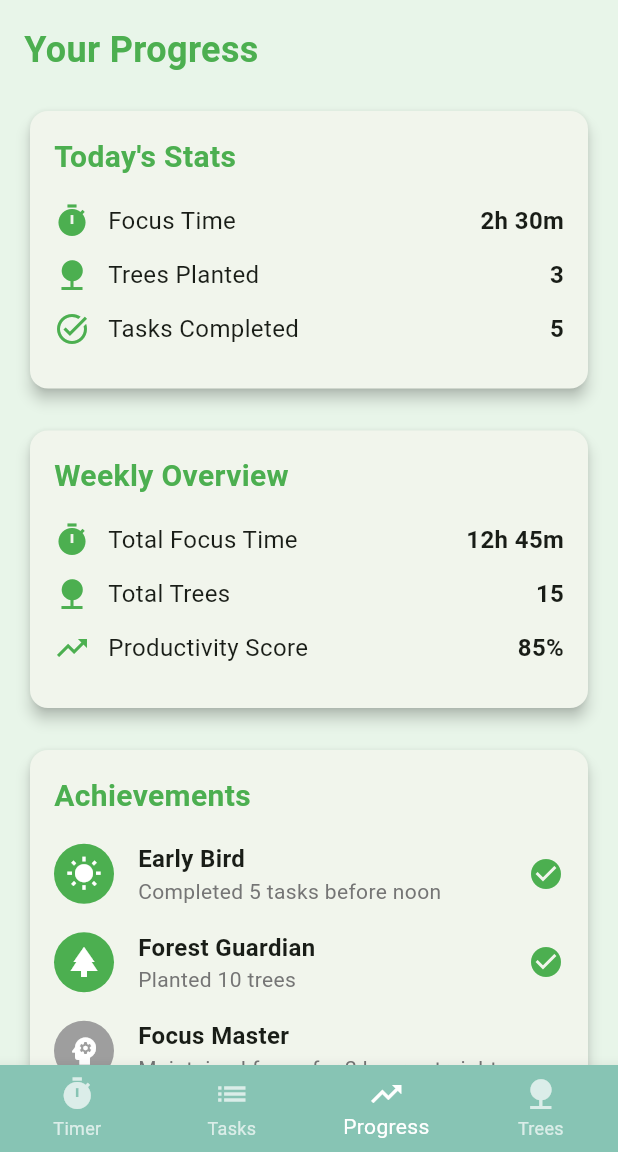
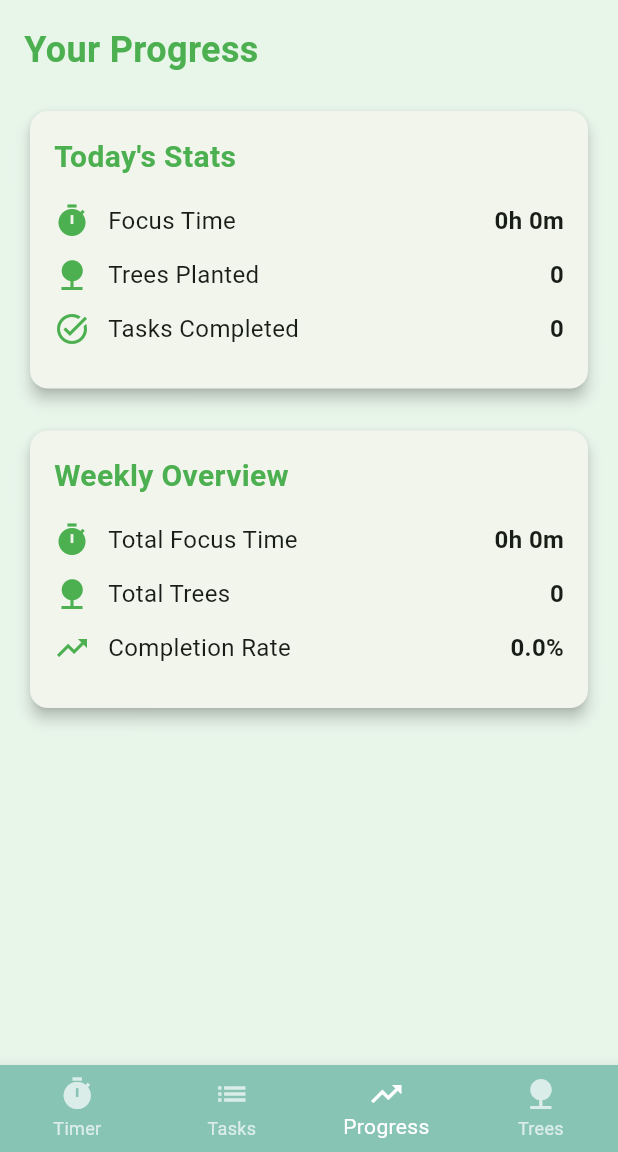
Before and after one commit to Ais3l/productivity_app_andy, a Flutter app: the screen it shows after launch, item 3 of the bottom bar chosen, on a phone screen of 412 x 824 dp, the part 84-1236 px from its top. Run offline on Flutter 3.47's test engine with Material 3 defaults, Android fonts, the light colour scheme and no system bars; our stand-ins replace audioplayers, device_preview, lottie, sleek_circular_slider.

Commit message:
added progress functionality

```diff
--- a/lib/progressPage.dart
+++ b/lib/progressPage.dart
@@ -1,10 +1,26 @@
 import 'package:flutter/material.dart';
+import 'package:provider/provider.dart';
+import 'package:intl/intl.dart';
+import 'package:productivity_app_andy/providers/task_provider.dart';
 
-class ProgressPage extends StatelessWidget {
+class ProgressPage extends StatefulWidget {
   const ProgressPage({super.key});
 
   @override
+  State<ProgressPage> createState() => _ProgressPageState();
+}
+
+class _ProgressPageState extends State<ProgressPage> {
+  @override
   Widget build(BuildContext context) {
+    final taskProvider = Provider.of<TaskProvider>(context);
+
+    // Calculate today's stats
+    final todayStats = _calculateDailyStats(taskProvider.todaysTasks);
+
+    // Calculate weekly stats
+    final weeklyStats = _calculateWeeklyStats(taskProvider.tasksThisWeek);
+
     return Scaffold(
       backgroundColor: Colors.green[50],
       body: SingleChildScrollView(
@@ -27,9 +43,12 @@ class ProgressPage extends StatelessWidget {
               _buildStatsCard(
                 'Today\'s Stats',
                 [
-                  _buildStatItem(Icons.timer, 'Focus Time', '2h 30m'),
-                  _buildStatItem(Icons.nature, 'Trees Planted', '3'),
-                  _buildStatItem(Icons.task_alt, 'Tasks Completed', '5'),
+                  _buildStatItem(Icons.timer, 'Focus Time',
+                      _formatDuration(todayStats.totalFocusTime)),
+                  _buildStatItem(Icons.nature, 'Trees Planted',
+                      todayStats.treesPlanted.toString()),
+                  _buildStatItem(Icons.task_alt, 'Tasks Completed',
+                      todayStats.tasksCompleted.toString()),
                 ],
               ),
 
@@ -39,59 +58,63 @@ class ProgressPage extends StatelessWidget {
               _buildStatsCard(
                 'Weekly Overview',
                 [
-                  _buildStatItem(Icons.timer, 'Total Focus Time', '12h 45m'),
-                  _buildStatItem(Icons.nature, 'Total Trees', '15'),
-                  _buildStatItem(
-                      Icons.trending_up, 'Productivity Score', '85%'),
+                  _buildStatItem(Icons.timer, 'Total Focus Time',
+                      _formatDuration(weeklyStats.totalFocusTime)),
+                  _buildStatItem(Icons.nature, 'Total Trees',
+                      weeklyStats.treesPlanted.toString()),
+                  _buildStatItem(Icons.trending_up, 'Completion Rate',
+                      '${weeklyStats.completionRate.toStringAsFixed(1)}%'),
                 ],
-              ),
-
-              const SizedBox(height: 20),
-
-              // Achievements Card
-              Card(
-                elevation: 4,
-                child: Padding(
-                  padding: const EdgeInsets.all(16.0),
-                  child: Column(
-                    crossAxisAlignment: CrossAxisAlignment.start,
-                    children: [
-                      const Text(
-                        'Achievements',
-                        style: TextStyle(
-                          fontSize: 20,
-                          fontWeight: FontWeight.bold,
-                          color: Colors.green,
-                        ),
-                      ),
-                      const SizedBox(height: 16),
-                      _buildAchievementItem(
-                        'Early Bird',
-                        'Completed 5 tasks before noon',
-                        Icons.wb_sunny,
-                        true,
-                      ),
-                      _buildAchievementItem(
-                        'Forest Guardian',
-                        'Planted 10 trees',
-                        Icons.park,
-                        true,
-                      ),
-                      _buildAchievementItem(
-                        'Focus Master',
-                        'Maintained focus for 2 hours straight',
-                        Icons.psychology,
-                        false,
-                      ),
-                    ],
-                  ),
-                ),
               ),
             ],
           ),
         ),
       ),
     );
+  }
+
+  String _formatDuration(Duration duration) {
+    final hours = duration.inHours;
+    final minutes = duration.inMinutes % 60;
+    return '${hours}h ${minutes}m';
+  }
+
+  Stats _calculateDailyStats(List<Task> tasks) {
+    final completedTasks = tasks.where((task) => task.isCompleted).toList();
+
+    return Stats(
+      totalFocusTime: tasks.fold(
+        Duration.zero,
+        (prev, task) => prev + task.focusTime,
+      ),
+      treesPlanted: tasks.fold(
+        0,
+        (prev, task) => prev + task.treesPlanted,
+      ),
+      tasksCompleted: completedTasks.length,
+      completionRate:
+          tasks.isEmpty ? 0 : (completedTasks.length / tasks.length) * 100,
+    );
+  }
+
+  Stats _calculateWeeklyStats(List<Task> tasks) {
+    return _calculateDailyStats(
+        tasks); // Same calculation logic, different time period
+  }
+}
+
+class Stats {
+  final Duration totalFocusTime;
+  final int treesPlanted;
+  final int tasksCompleted;
+  final double completionRate;
+
+  Stats({
+    required this.totalFocusTime,
+    required this.treesPlanted,
+    required this.tasksCompleted,
+    required this.completionRate,
+  });
 }
 
 Widget _buildStatsCard(String title, List<Widget> children) {
@@ -141,54 +164,3 @@ class ProgressPage extends StatelessWidget {
     ),
   );
 }
-
-  Widget _buildAchievementItem(
-      String title, String description, IconData icon, bool achieved) {
-    return Padding(
-      padding: const EdgeInsets.only(bottom: 16.0),
-      child: Row(
-        children: [
-          Container(
-            padding: const EdgeInsets.all(8),
-            decoration: BoxDecoration(
-              color: achieved ? Colors.green : Colors.grey,
-              shape: BoxShape.circle,
-            ),
-            child: Icon(
-              icon,
-              color: Colors.white,
-              size: 24,
-            ),
-          ),
-          const SizedBox(width: 16),
-          Expanded(
-            child: Column(
-              crossAxisAlignment: CrossAxisAlignment.start,
-              children: [
-                Text(
-                  title,
-                  style: const TextStyle(
-                    fontSize: 16,
-                    fontWeight: FontWeight.bold,
-                  ),
-                ),
-                Text(
-                  description,
-                  style: TextStyle(
-                    color: Colors.grey[600],
-                    fontSize: 14,
-                  ),
-                ),
-              ],
-            ),
-          ),
-          if (achieved)
-            const Icon(
-              Icons.check_circle,
-              color: Colors.green,
-            ),
-        ],
-      ),
-    );
-  }
-}
--- /dev/null
+++ b/lib/providers/task_provider.dart
@@ -0,0 +1,79 @@
+import 'package:flutter/foundation.dart';
+import 'package:intl/intl.dart';
+import 'package:flutter/material.dart' show DateUtils;
+
+class Task {
+  final String id;
+  final String title;
+  final DateTime createdAt;
+  final Duration focusTime;
+  final int treesPlanted;
+  bool isCompleted;
+
+  Task({
+    required this.id,
+    required this.title,
+    required this.createdAt,
+    required this.focusTime,
+    required this.treesPlanted,
+    this.isCompleted = false,
+  });
+}
+
+class TaskProvider with ChangeNotifier {
+  final List<Task> _tasks = [];
+
+  List<Task> get allTasks => _tasks;
+
+  List<Task> get todaysTasks {
+    final now = DateTime.now();
+    return _tasks.where((task) {
+      return DateUtils.isSameDay(task.createdAt, now);
+    }).toList();
+  }
+
+  List<Task> get tasksThisWeek {
+    final now = DateTime.now();
+    final startOfWeek = now.subtract(Duration(days: now.weekday - 1));
+    final endOfWeek = startOfWeek.add(const Duration(days: 7));
+
+    return _tasks.where((task) {
+      return task.createdAt.isAfter(startOfWeek) &&
+          task.createdAt.isBefore(endOfWeek);
+    }).toList();
+  }
+
+  void addTask(Task task) {
+    _tasks.add(task);
+    notifyListeners();
+  }
+
+  void toggleTaskCompletion(String taskId) {
+    final taskIndex = _tasks.indexWhere((task) => task.id == taskId);
+    if (taskIndex != -1) {
+      _tasks[taskIndex].isCompleted = !_tasks[taskIndex].isCompleted;
+      notifyListeners();
+    }
+  }
+
+  void updateTaskFocusTime(String taskId, Duration focusTime) {
+    final taskIndex = _tasks.indexWhere((task) => task.id == taskId);
+    if (taskIndex != -1) {
+      final oldTask = _tasks[taskIndex];
+      _tasks[taskIndex] = Task(
+        id: oldTask.id,
+        title: oldTask.title,
+        createdAt: oldTask.createdAt,
+        focusTime: focusTime,
+        treesPlanted: oldTask.treesPlanted,
+        isCompleted: oldTask.isCompleted,
+      );
+      notifyListeners();
+    }
+  }
+
+  void deleteTask(String taskId) {
+    _tasks.removeWhere((task) => task.id == taskId);
+    notifyListeners();
+  }
+}
--- a/pubspec.yaml
+++ b/pubspec.yaml
@@ -34,7 +34,8 @@ dependencies:
   device_preview: ^1.1.0
   lottie: ^3.0.0
   audioplayers: ^5.2.1
-
+  provider: ^6.1.1
+  intl: ^0.19.0
 
   # The following adds the Cupertino Icons font to your application.
   # Use with the CupertinoIcons class for iOS style icons.
```
Also changed, not shown: lib/main.dart (+38 -9 lines), pubspec.lock. Lines whose indentation alone changed are shown as unchanged.
